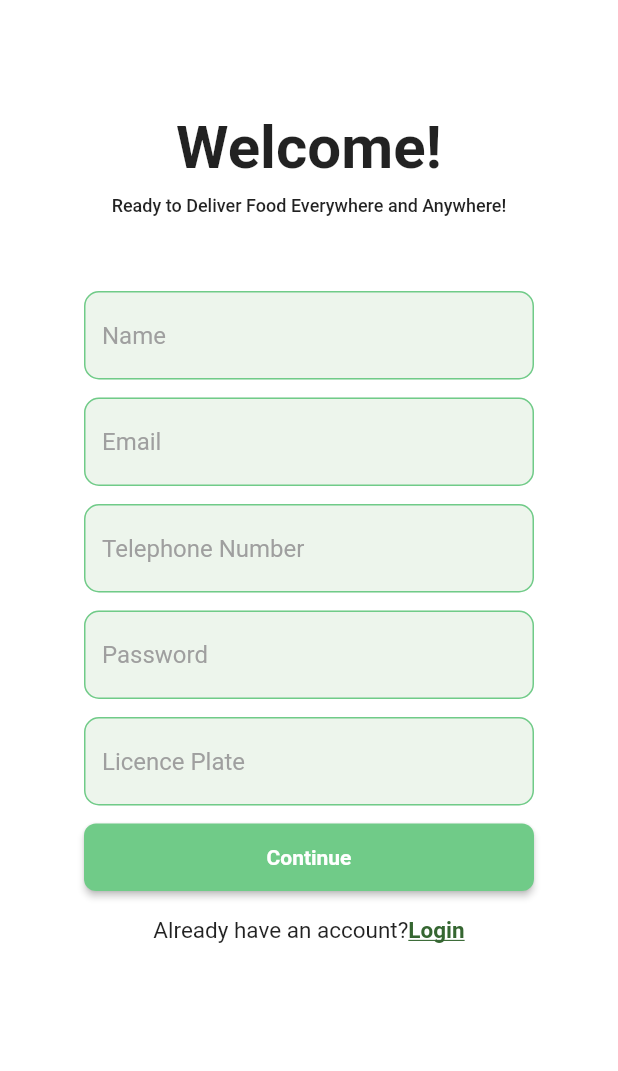
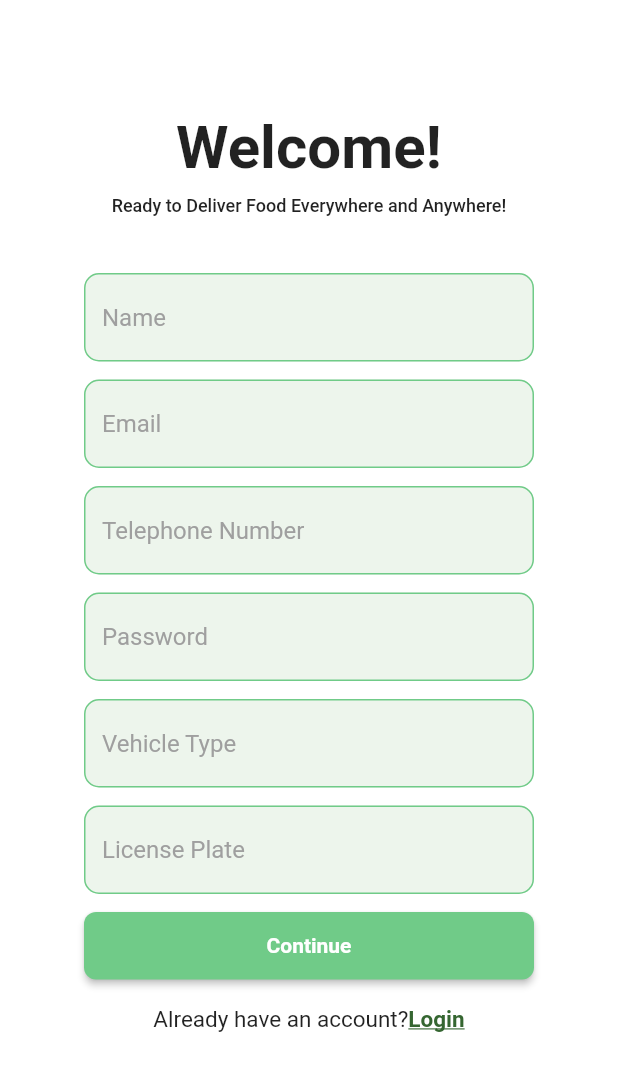
Before and after one commit to Lejhat-Bergijhi/veggytably-driver, a Flutter app: the SignUpPage1 screen opened directly, on a phone screen of 412 x 824 dp. Shown: the top 1071 px of the screen. Run offline on Flutter 3.47's test engine with Material 2 defaults, Android fonts, the light colour scheme and no system bars; our stand-ins replace dotted_border, flutter_secure_storage, get; accounts and stored records are empty.

Commit message:
tambah vehicle type aja bang, tolong dicek lg

```diff
--- a/lib/views/signup_page_1.dart
+++ b/lib/views/signup_page_1.dart
@@ -14,6 +14,7 @@ class SignUpPage1 extends StatelessWidget {
     TextEditingController phoneController = TextEditingController();
     TextEditingController passwordController = TextEditingController();
     TextEditingController licensePlateController = TextEditingController();
+    TextEditingController vehicleType = TextEditingController();
 
     return Scaffold(
       backgroundColor: Colors.white,
@@ -40,7 +41,7 @@ class SignUpPage1 extends StatelessWidget {
                   fontSize: 12,
                   fontWeight: FontWeight.w500,
                 )),
-            SizedBox(height: 50),
+            SizedBox(height: 38),
 
             Column(
               children: [
@@ -80,8 +81,16 @@ class SignUpPage1 extends StatelessWidget {
                 Container(
                   width: 300,
                   child: InputTextField(
+                    textEditingController: vehicleType,
+                    hintText: 'Vehicle Type',
+                  ),
+                ),
+                SizedBox(height: 12),
+                Container(
+                  width: 300,
+                  child: InputTextField(
                     textEditingController: licensePlateController,
-                    hintText: 'Licence Plate',
+                    hintText: 'License Plate',
                   ),
                 ),
               ],
```
